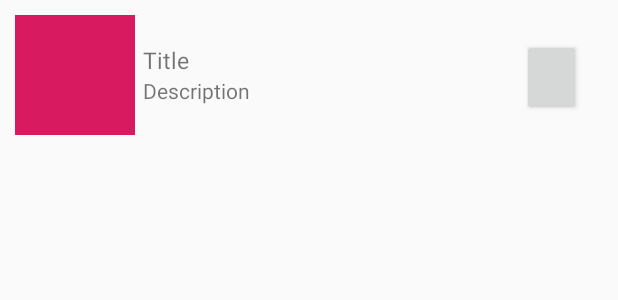
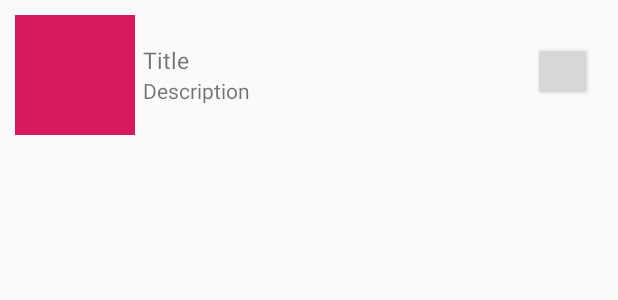
Before and after one commit to yaacine/ProjetTDM, an Android app: the layout row.xml on its own in the app's theme, with its tools: preview values and no code run, on a phone screen of 412 x 824 dp. Shown: the top 300 px of the screen. Run offline under Robolectric (Android 15) with nearby library versions, the phone set to English and light mode, and no system bars.

Commit message:
navigation is working

```diff
--- a/app/build.gradle
+++ b/app/build.gradle
@@ -49,10 +49,10 @@ dependencies {
     implementation 'androidx.lifecycle:lifecycle-extensions:2.0.0'
     implementation 'androidx.lifecycle:lifecycle-viewmodel-ktx:2.0.0'
     kapt "androidx.room:room-compiler:$room_version"
+
     implementation 'androidx.fragment:fragment-ktx:1.0.0'
+    implementation 'io.github.ivanespitiac:imageslider:1.0.3'
 
-
-    implementation 'io.github.ivanespitiac:imageslider:1.0.3'
-    implementation files(' /Users/mac/Dev/Projet\\ mobile/app/libs/twitter4j-4.0.7.zip ')
+    implementation 'org.twitter4j:twitter4j-core:4.0.7'
 
 }
--- a/app/src/main/java/com/example/projettdm/MainActivity.kt
+++ b/app/src/main/java/com/example/projettdm/MainActivity.kt
@@ -55,7 +55,8 @@ class MainActivity : AppCompatActivity() ,NavigationView.OnNavigationItemSelecte
 
 
         button.setOnClickListener {
-            val intent = Intent(this, CountryDetails(1)::class.java)
+            val intent = Intent(this, CountryDetails::class.java)
+            intent.putExtra("countryId","3")
             startActivity(intent)
         }
         toolbar = findViewById(R.id.toolbar)
--- a/app/src/main/res/layout/row.xml
+++ b/app/src/main/res/layout/row.xml
@@ -20,6 +20,7 @@
         android:orientation="horizontal">
 
         <LinearLayout
+            android:id="@+id/linearToClick"
             android:layout_width="211dp"
             android:layout_height="wrap_content"
             android:layout_gravity="center"
@@ -48,10 +49,12 @@
             <Button
                 android:id="@+id/favoriteBtn"
                 android:layout_width="39dp"
-                android:layout_height="51dp"
+                android:layout_height="39dp"
                 android:layout_marginStart="36dp"
-                android:layout_marginTop="16dp"
+                android:layout_marginTop="18dp"
                 android:layout_weight="1"
+                app:layout_constraintEnd_toEndOf="parent"
+                app:layout_constraintHorizontal_bias="0.5"
                 app:layout_constraintStart_toStartOf="parent"
                 app:layout_constraintTop_toTopOf="parent" />
 
```
Also changed, not shown: app/src/main/java/com/example/projettdm/CountryDetails.kt (+6 -4 lines), app/src/main/java/com/example/projettdm/CountryListAdapter.kt (+8 -0 lines), app/src/main/java/com/example/projettdm/TweetsFragment.kt (+18 -11 lines).
